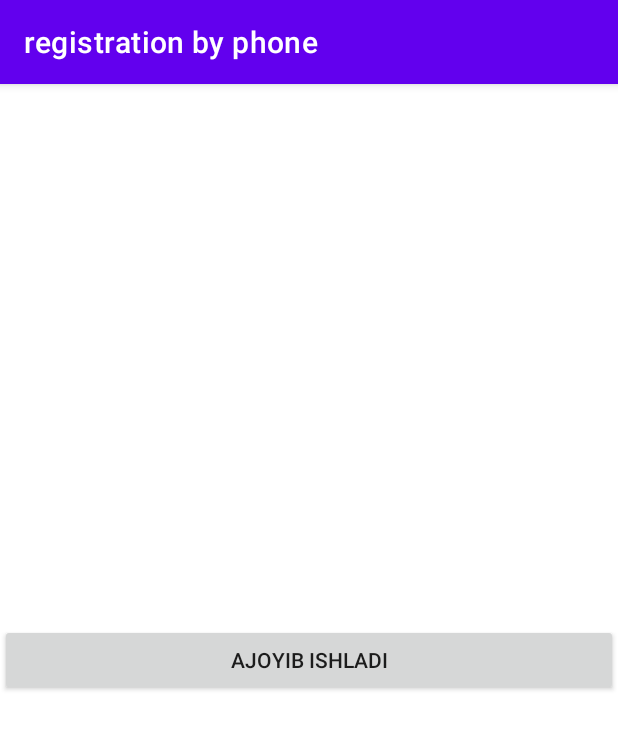
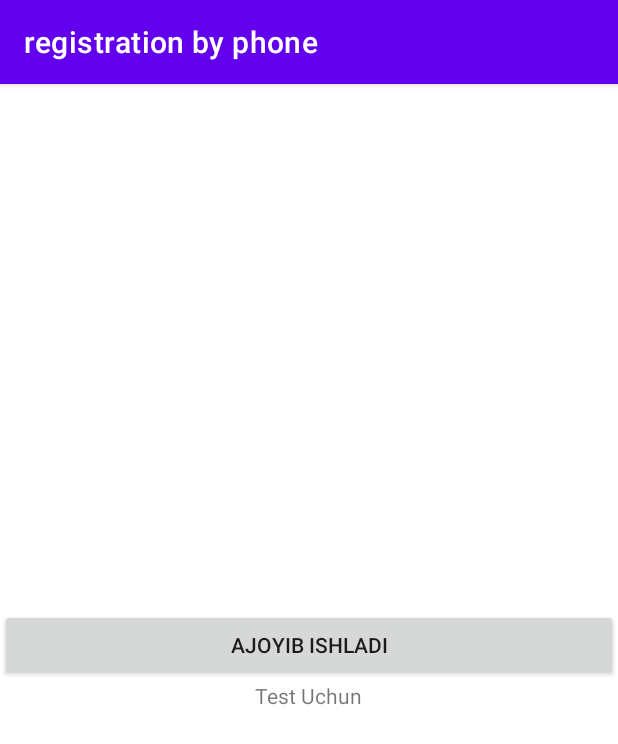
Before and after one commit to QoriDev01/call-sms, an Android app: the MainActivity3 screen opened directly, with no data from a screen before it, on a phone screen of 412 x 824 dp. Shown: the top 744 px of the screen. Run offline under Robolectric (Android 15) with nearby library versions, the phone set to English and light mode, and no system bars.

Commit message:
version 1.0.0

```diff
--- a/app/src/main/res/layout/activity_main3.xml
+++ b/app/src/main/res/layout/activity_main3.xml
@@ -12,4 +12,9 @@
         android:layout_width="match_parent"
         android:layout_height="wrap_content"
         android:text="Ajoyib Ishladi" />
+    <TextView
+        android:layout_width="wrap_content"
+        android:layout_height="wrap_content"
+        android:text="Test Uchun"
+        />
 </LinearLayout>
```
